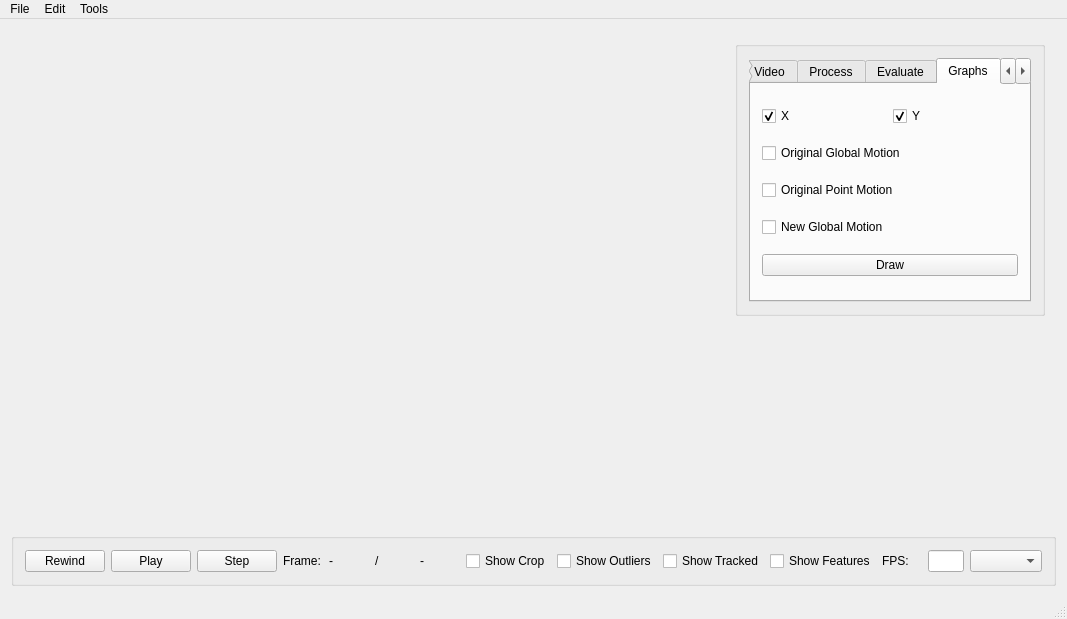
This is mainwindow.ui in oliw/motion as Qt 5 draws it before an edit. The edited form follows.
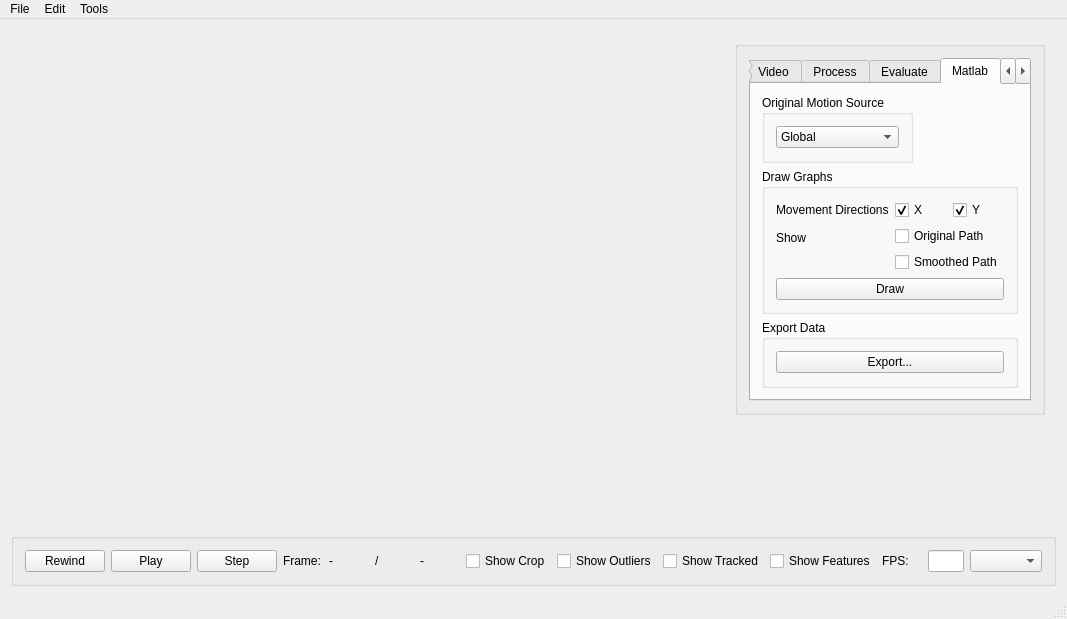
This is the edited form. The open tabs and pages were chosen to show the change.

Commit message: Added Matlab Tab, much cleaner than original Graph tab. ResetUI function resets all buttons etc to correct initial value.

The edit to the form file:
```diff
--- a/mainwindow.ui
+++ b/mainwindow.ui
@@ -271,10 +271,46 @@
             </widget>
             <widget class="QWidget" name="tab_4">
              <attribute name="title">
-              <string>Graphs</string>
+              <string>Matlab</string>
              </attribute>
              <layout class="QGridLayout" name="gridLayout">
+              <item row="2" column="0" colspan="2">
+               <widget class="QGroupBox" name="groupBox_3">
+                <property name="title">
+                 <string>Export Data</string>
+                </property>
+                <layout class="QVBoxLayout" name="verticalLayout_8">
+                 <item>
+                  <widget class="QPushButton" name="exportDataToMatlabButton">
+                   <property name="text">
+                    <string>Export...</string>
+                   </property>
+                  </widget>
+                 </item>
+                </layout>
+               </widget>
+              </item>
+              <item row="1" column="0" colspan="2">
+               <widget class="QGroupBox" name="groupBox">
+                <property name="title">
+                 <string>Draw Graphs</string>
+                </property>
+                <layout class="QVBoxLayout" name="verticalLayout_7">
+                 <item>
+                  <layout class="QFormLayout" name="formLayout_4">
+                   <property name="fieldGrowthPolicy">
+                    <enum>QFormLayout::AllNonFixedFieldsGrow</enum>
+                   </property>
               <item row="0" column="0">
+                    <widget class="QLabel" name="movementDirectionsLabel">
+                     <property name="text">
+                      <string>Movement Directions</string>
+                     </property>
+                    </widget>
+                   </item>
+                   <item row="0" column="1">
+                    <layout class="QHBoxLayout" name="horizontalLayout">
+                     <item>
                <widget class="QCheckBox" name="showXAxisCheckbox">
                 <property name="text">
                  <string>X</string>
@@ -284,7 +320,7 @@
                 </property>
                </widget>
               </item>
-              <item row="0" column="1">
+                     <item>
                <widget class="QCheckBox" name="showYAxisCheckbox">
                 <property name="text">
                  <string>Y</string>
@@ -294,7 +330,39 @@
                 </property>
                </widget>
               </item>
-              <item row="4" column="0" colspan="2">
+                    </layout>
+                   </item>
+                   <item row="1" column="0">
+                    <widget class="QLabel" name="showLabel">
+                     <property name="text">
+                      <string>Show</string>
+                     </property>
+                    </widget>
+                   </item>
+                   <item row="1" column="1">
+                    <layout class="QVBoxLayout" name="verticalLayout_9">
+                     <item>
+                      <widget class="QCheckBox" name="showOriginalGlobalMotionCheckbox">
+                       <property name="text">
+                        <string>Original Path</string>
+                       </property>
+                       <property name="checked">
+                        <bool>false</bool>
+                       </property>
+                      </widget>
+                     </item>
+                     <item>
+                      <widget class="QCheckBox" name="showNewGlobalMotionCheckbox">
+                       <property name="text">
+                        <string>Smoothed Path</string>
+                       </property>
+                      </widget>
+                     </item>
+                    </layout>
+                   </item>
+                  </layout>
+                 </item>
+                 <item>
                <widget class="QPushButton" name="drawGraphButton">
                 <property name="enabled">
                  <bool>true</bool>
@@ -304,25 +372,25 @@
                 </property>
                </widget>
               </item>
-              <item row="1" column="0" colspan="2">
-               <widget class="QCheckBox" name="showOriginalGlobalMotionCheckbox">
-                <property name="text">
-                 <string>Original Global Motion</string>
-                </property>
+                </layout>
                </widget>
               </item>
-              <item row="2" column="0" colspan="2">
-               <widget class="QCheckBox" name="showOriginalPointMotionCheckbox">
+              <item row="0" column="0">
+               <widget class="QGroupBox" name="groupBox_4">
+                <property name="title">
+                 <string>Original Motion Source</string>
+                </property>
+                <layout class="QVBoxLayout" name="verticalLayout_10">
+                 <item>
+                  <widget class="QComboBox" name="originalMotionSourceComboBox">
+                   <item>
                 <property name="text">
-                 <string>Original Point Motion</string>
-                </property>
-               </widget>
-              </item>
-              <item row="3" column="0" colspan="2">
-               <widget class="QCheckBox" name="showNewGlobalMotionCheckbox">
-                <property name="text">
-                 <string>New Global Motion</string>
-                </property>
+                     <string>Global</string>
+                    </property>
+                   </item>
+                  </widget>
+                 </item>
+                </layout>
                </widget>
               </item>
              </layout>
```
Left out of the diff: 30 changed lines with no effect on the pictures. Lines whose indentation alone changed are shown as unchanged. The commit also changes 2 other files.
